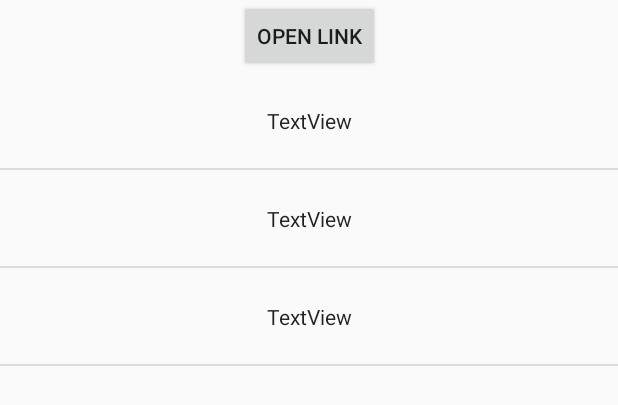
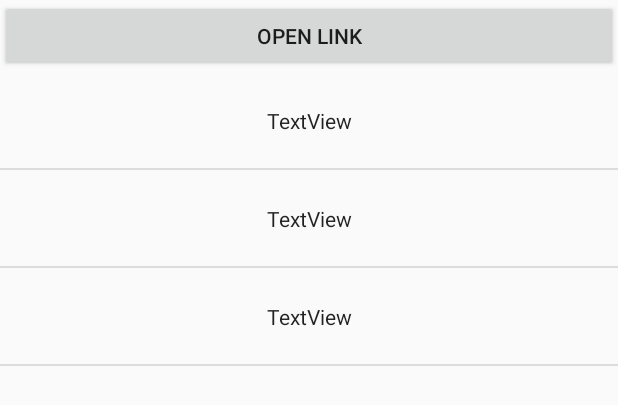
Before and after one commit to ProExpertProg/RSTEAM-naloga, an Android app: the layout activity_plugin_details.xml on its own in the app's theme, with its tools: preview values and no code run, on a phone screen of 412 x 824 dp. Shown: the top 405 px of the screen. Run offline under Robolectric (Android 15) with nearby library versions, the phone set to English and light mode, and no system bars.

```diff
--- a/app/src/main/res/layout/activity_plugin_details.xml
+++ b/app/src/main/res/layout/activity_plugin_details.xml
@@ -6,13 +6,21 @@
     android:layout_height="match_parent"
     tools:context=".PluginDetailsActivity">
 
-    <Button
-        android:id="@+id/homepage_link"
-        android:layout_width="wrap_content"
+    <LinearLayout
+        android:id="@+id/linearLayout"
+        android:layout_width="match_parent"
         android:layout_height="wrap_content"
-        android:text="@string/plugin_homepage_button"
-        app:layout_constraintEnd_toEndOf="parent"
-        app:layout_constraintStart_toStartOf="parent" />
+        android:orientation="vertical">
+
+        <Button
+            android:id="@+id/homepage_link"
+            android:layout_width="match_parent"
+            android:layout_height="match_parent"
+            android:text="@string/plugin_homepage_button"
+            app:layout_constraintEnd_toEndOf="parent"
+            app:layout_constraintStart_toStartOf="parent" />
+
+    </LinearLayout>
 
     <ListView
         android:id="@+id/file_types_list"
@@ -21,7 +29,7 @@
         app:layout_constraintBottom_toBottomOf="parent"
         app:layout_constraintEnd_toEndOf="parent"
         app:layout_constraintStart_toStartOf="parent"
-        app:layout_constraintTop_toBottomOf="@+id/homepage_link"
-        tools:listitem="@layout/zip_list_item"
-        />
+        app:layout_constraintTop_toBottomOf="@+id/linearLayout"
+        tools:listitem="@layout/zip_list_item" />
+
 </android.support.constraint.ConstraintLayout>
```
Also changed, not shown: 1 other file.
